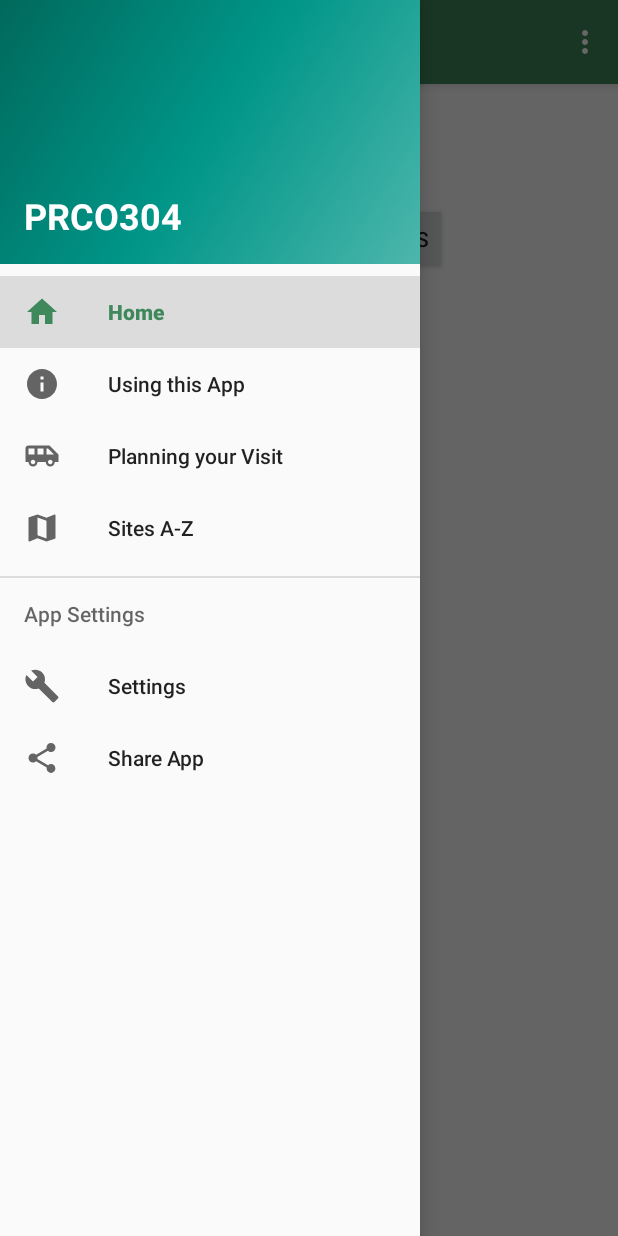
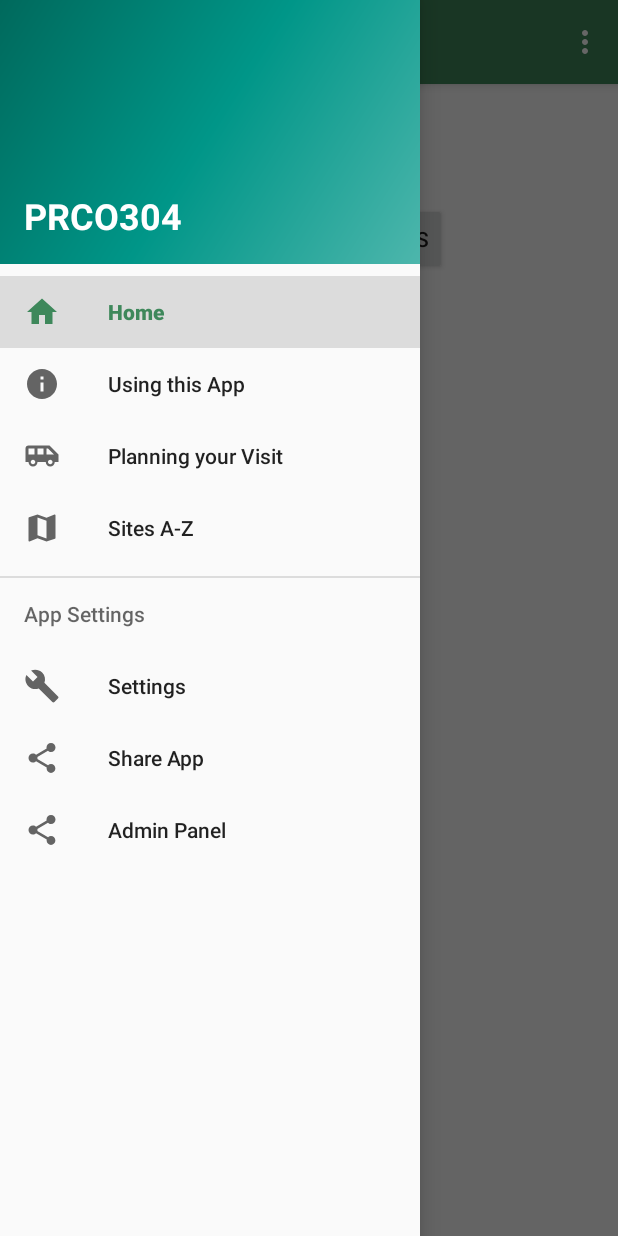
Before and after one commit to Adam-Foot/PRCO304, an Android app: the screen it shows after launch (MainActivity), with the side drawer open, on a phone screen of 412 x 824 dp. Run offline under Robolectric (Android 15) with nearby library versions, the phone set to English and light mode, and no system bars; our stand-ins replace navigation-ui.

Commit message:
Created layout for Admin panel and added fragment for admin + added it to the menu

```diff
--- a/app/src/main/res/menu/activity_main_drawer.xml
+++ b/app/src/main/res/menu/activity_main_drawer.xml
@@ -32,6 +32,10 @@
                 android:id="@+id/nav_share"
                 android:icon="@drawable/ic_menu_share"
                 android:title="@string/menu_share" />
+            <item
+                android:id="@+id/nav_admin"
+                android:icon="@drawable/ic_menu_share"
+                android:title="@string/menu_admin" />
         </menu>
     </item>
 
```
Also changed, not shown: app/src/main/res/layout/fragment_admin.xml (added, +21 -0 lines), app/src/main/res/navigation/mobile_navigation.xml (+7 -0 lines).
